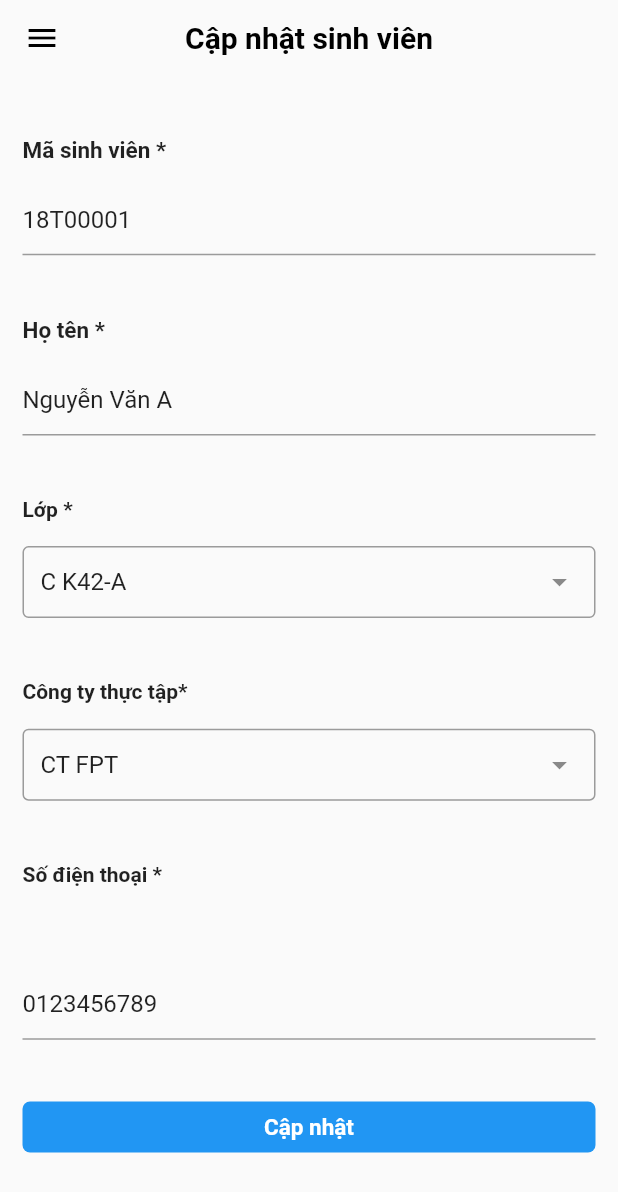
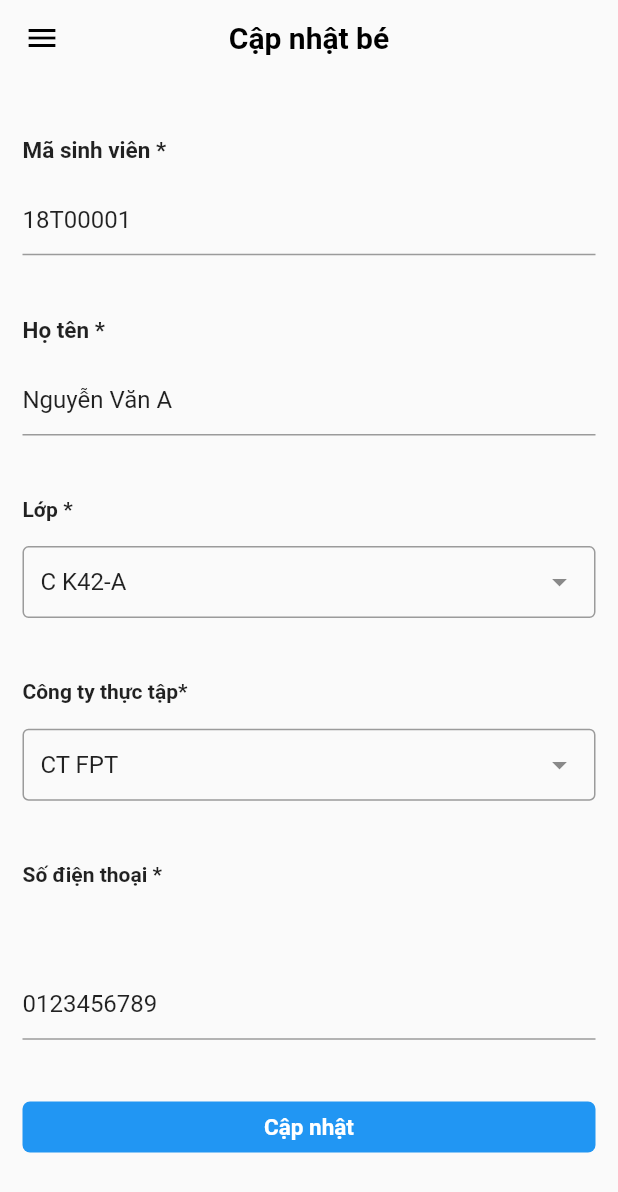
Before and after one commit to vanquy245/KTHocPhan, a Flutter app: the ThemOrCapNhat screen opened directly with sample values from the repository, on a phone screen of 412 x 824 dp. Shown: the top 1192 px of the screen. Run offline on Flutter 3.47's test engine with Material 2 defaults, Android fonts, the phone set to English and light mode, and no system bars; missing offline and left inert: pandabar.

Commit message:
quan ly thuc tap

```diff
--- a/lib/views/ChiTietSinhVien/ThemOrCapNhatSinhVien.dart
+++ b/lib/views/ChiTietSinhVien/ThemOrCapNhatSinhVien.dart
@@ -91,7 +91,7 @@ class _ThemOrCapNhatState extends State<ThemOrCapNhat>
             menuenabled: true,
             notificationenabled: false,
             title: widget.sinhvien != null
-                ? "Cập nhật sinh viên"
+                ? "Cập nhật bé"
                 : "Thêm mới sinh viên",
             ontap: () {
               _scaffoldKey.currentState.openDrawer();
```
